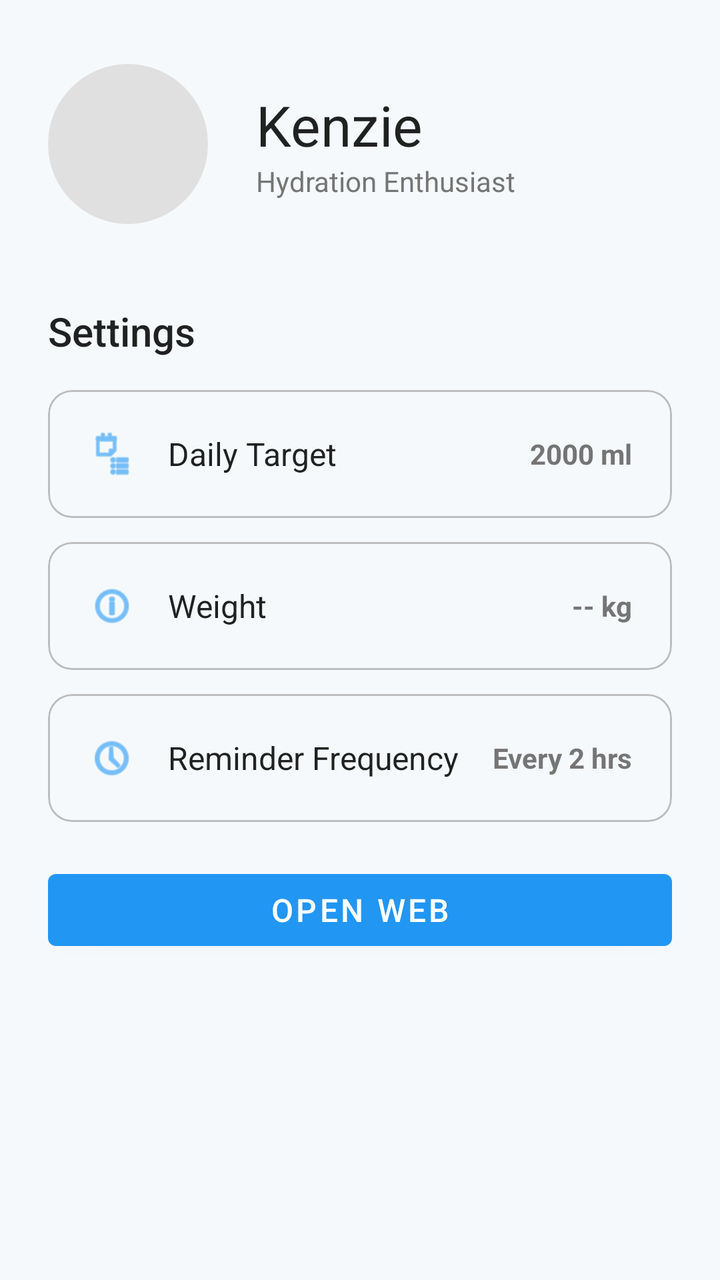
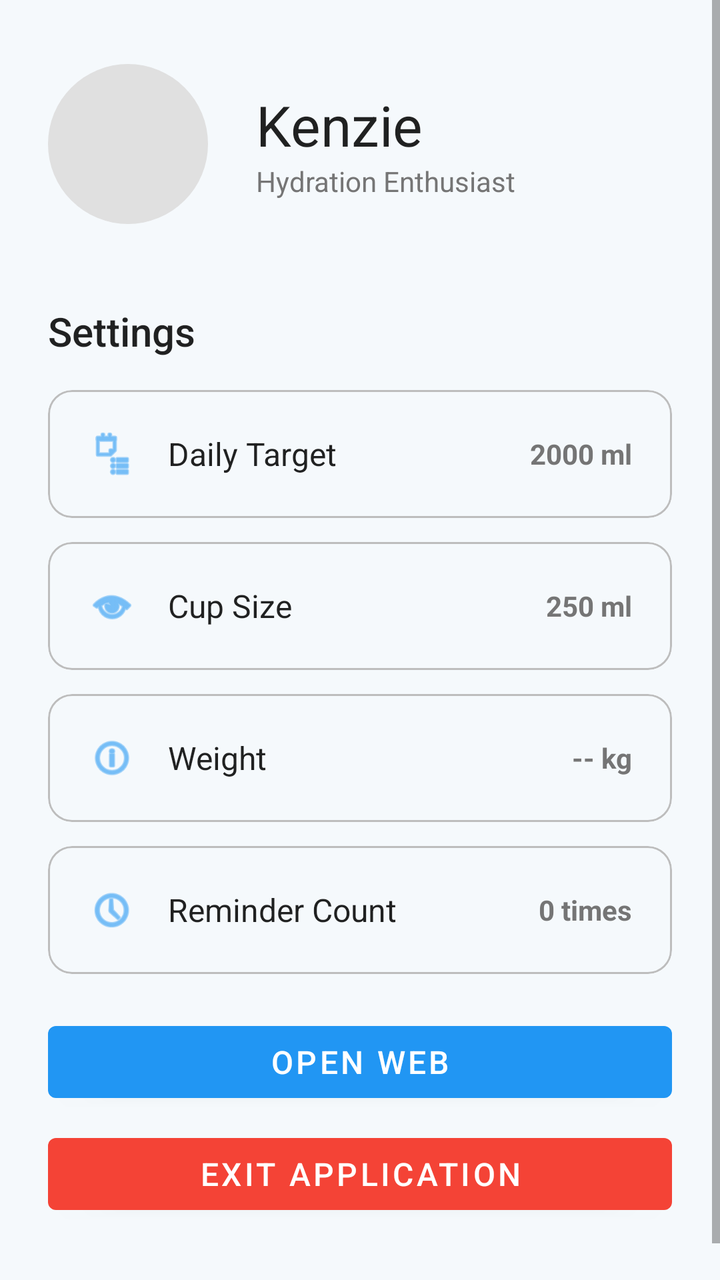

Two renders of the same Android screen: before a commit and after it. Below are the layout's source before the change and the commit's diff.
<!-- AndroidManifest.xml: application theme Theme.WaterTracker -->
<!-- res/layout/fragment_profile.xml -->
<?xml version="1.0" encoding="utf-8"?>
<ScrollView xmlns:android="http://schemas.android.com/apk/res/android"
    xmlns:app="http://schemas.android.com/apk/res-auto"
    xmlns:tools="http://schemas.android.com/tools"
    android:layout_width="match_parent"
    android:layout_height="match_parent"
    android:background="?android:attr/windowBackground"
    tools:context=".ProfileFragment">

    <androidx.constraintlayout.widget.ConstraintLayout
        android:layout_width="match_parent"
        android:layout_height="wrap_content">

        
        <LinearLayout
            android:id="@+id/profileHeader"
            android:layout_width="0dp"
            android:layout_height="wrap_content"
            android:orientation="horizontal"
            android:paddingStart="24dp"
            android:paddingEnd="24dp"
            android:paddingTop="32dp"
            android:paddingBottom="16dp"
            android:gravity="center_vertical"
            app:layout_constraintTop_toTopOf="parent"
            app:layout_constraintStart_toStartOf="parent"
            app:layout_constraintEnd_toEndOf="parent">

            
            <View
                android:id="@+id/avatarCircle"
                android:layout_width="80dp"
                android:layout_height="80dp"
                android:background="@drawable/avatar_placeholder_circle" />

            
            <LinearLayout
                android:layout_width="0dp"
                android:layout_height="wrap_content"
                android:layout_weight="1"
                android:orientation="vertical"
                android:layout_marginStart="24dp">

                <TextView
                    android:layout_width="wrap_content"
                    android:layout_height="wrap_content"
                    android:fontFamily="sans-serif-bold"
                    android:text="Kenzie"
                    android:textColor="?android:attr/textColorPrimary"
                    android:textSize="28sp" />

                <TextView
                    android:layout_width="wrap_content"
                    android:layout_height="wrap_content"
                    android:text="Hydration Enthusiast"
                    android:textColor="@color/water_text_secondary"
                    android:textSize="14sp" />
            </LinearLayout>
        </LinearLayout>

        
        
        <LinearLayout
            android:id="@+id/settingsList"
            android:layout_width="0dp"
            android:layout_height="wrap_content"
            android:orientation="vertical"
            android:paddingStart="24dp"
            android:paddingEnd="24dp"
            android:paddingTop="24dp"
            android:paddingBottom="48dp"
            app:layout_constraintTop_toBottomOf="@id/profileHeader"
            app:layout_constraintStart_toStartOf="parent"
            app:layout_constraintEnd_toEndOf="parent"
            app:layout_constraintBottom_toBottomOf="parent">

            <TextView
                android:layout_width="wrap_content"
                android:layout_height="wrap_content"
                android:fontFamily="sans-serif-medium"
                android:text="Settings"
                android:textColor="?android:attr/textColorPrimary"
                android:textSize="20sp"
                android:layout_marginBottom="16dp" />

            
            <com.google.android.material.card.MaterialCardView
                android:layout_width="match_parent"
                android:layout_height="wrap_content"
                android:layout_marginBottom="12dp"
                app:cardCornerRadius="12dp"
                app:cardElevation="0dp"
                app:strokeWidth="1dp"
                app:strokeColor="@color/water_divider"
                app:cardBackgroundColor="@android:color/transparent">

                <LinearLayout
                    android:layout_width="match_parent"
                    android:layout_height="wrap_content"
                    android:orientation="horizontal"
                    android:padding="20dp"
                    android:gravity="center_vertical">
                    
                    <ImageView
                        android:layout_width="24dp"
                        android:layout_height="24dp"
                        android:src="@android:drawable/ic_menu_agenda"
                        app:tint="@color/water_blue_primary" />

                    <TextView
                        android:layout_width="0dp"
                        android:layout_weight="1"
                        android:layout_height="wrap_content"
                        android:layout_marginStart="16dp"
                        android:text="Daily Target"
                        android:textSize="16sp"
                        android:textColor="?android:attr/textColorPrimary"/>

                    <TextView
                        android:layout_width="wrap_content"
                        android:layout_height="wrap_content"
                        android:text="2000 ml"
                        android:textStyle="bold"
                        android:textColor="@color/water_text_secondary"/>
                </LinearLayout>
            </com.google.android.material.card.MaterialCardView>

            
            <com.google.android.material.card.MaterialCardView
                android:layout_width="match_parent"
                android:layout_height="wrap_content"
                android:layout_marginBottom="12dp"
                app:cardCornerRadius="12dp"
                app:cardElevation="0dp"
                app:strokeWidth="1dp"
                app:strokeColor="@color/water_divider"
                app:cardBackgroundColor="@android:color/transparent">

                <LinearLayout
                    android:layout_width="match_parent"
                    android:layout_height="wrap_content"
                    android:orientation="horizontal"
                    android:padding="20dp"
                    android:gravity="center_vertical">
                    
                    <ImageView
                        android:layout_width="24dp"
                        android:layout_height="24dp"
                        android:src="@android:drawable/ic_menu_info_details"
                        app:tint="@color/water_blue_primary" />

                    <TextView
                        android:layout_width="0dp"
                        android:layout_weight="1"
                        android:layout_height="wrap_content"
                        android:layout_marginStart="16dp"
                        android:text="Weight"
                        android:textSize="16sp"
                        android:textColor="?android:attr/textColorPrimary"/>

                    <TextView
                        android:layout_width="wrap_content"
                        android:layout_height="wrap_content"
                        android:text="-- kg"
                        android:textStyle="bold"
                        android:textColor="@color/water_text_secondary"/>
                </LinearLayout>
            </com.google.android.material.card.MaterialCardView>

            
            <com.google.android.material.card.MaterialCardView
                android:layout_width="match_parent"
                android:layout_height="wrap_content"
                android:layout_marginBottom="12dp"
                app:cardCornerRadius="12dp"
                app:cardElevation="0dp"
                app:strokeWidth="1dp"
                app:strokeColor="@color/water_divider"
                app:cardBackgroundColor="@android:color/transparent">

                <LinearLayout
                    android:layout_width="match_parent"
                    android:layout_height="wrap_content"
                    android:orientation="horizontal"
                    android:padding="20dp"
                    android:gravity="center_vertical">
                    
                    <ImageView
                        android:layout_width="24dp"
                        android:layout_height="24dp"
                        android:src="@android:drawable/ic_menu_recent_history"
                        app:tint="@color/water_blue_primary" />

                    <TextView
                        android:layout_width="0dp"
                        android:layout_weight="1"
                        android:layout_height="wrap_content"
                        android:layout_marginStart="16dp"
                        android:text="Reminder Frequency"
                        android:textSize="16sp"
                        android:textColor="?android:attr/textColorPrimary"/>

                    <TextView
                        android:layout_width="wrap_content"
                        android:layout_height="wrap_content"
                        android:text="Every 2 hrs"
                        android:textStyle="bold"
                        android:textColor="@color/water_text_secondary"/>
                </LinearLayout>
            </com.google.android.material.card.MaterialCardView>

            
            <com.google.android.material.button.MaterialButton
                android:id="@+id/btnOpenWeb"
                android:layout_width="match_parent"
                android:layout_height="wrap_content"
                android:layout_marginTop="8dp"
                android:text="Open Web"
                android:textSize="16sp" />

        </LinearLayout>
    </androidx.constraintlayout.widget.ConstraintLayout>
</ScrollView>
<!-- resources referenced by this layout -->
<resources>
  <color name="water_blue_primary">#2196F3</color>
  <color name="water_divider">#BDBDBD</color>
  <color name="water_text_secondary">#757575</color>
  <!-- drawable avatar_placeholder_circle (drawable) -->
  <?xml version="1.0" encoding="utf-8"?>
  <shape xmlns:android="http://schemas.android.com/apk/res/android"
      android:shape="oval">
      <solid android:color="@color/water_placeholder_light" />
  </shape>
  <style name="Theme.WaterTracker" parent="Theme.MaterialComponents.DayNight.NoActionBar">
          
          <item name="colorPrimary">@color/water_blue_primary</item>
          <item name="colorPrimaryVariant">@color/water_blue_dark</item>
          <item name="colorOnPrimary">@color/water_white</item>
          
          <item name="colorSecondary">@color/water_blue_accent</item>
          <item name="colorSecondaryVariant">@color/water_blue_accent_light</item>
          <item name="colorOnSecondary">@color/water_white</item>
          
          <item name="android:statusBarColor">?attr/colorPrimaryVariant</item>
          
          <item name="android:windowBackground">@color/water_bg_light</item>
          <item name="colorSurface">@color/water_white</item>
      </style>
  <color name="water_placeholder_light">#E0E0E0</color>
  <color name="water_blue_dark">#1976D2</color>
  <color name="water_white">#FFFFFF</color>
  <color name="water_blue_accent">#00BCD4</color>
  <color name="water_blue_accent_light">#81D4FA</color>
  <color name="water_bg_light">#F5F9FC</color>
</resources>

<!-- the commit's change to res/layout/fragment_profile.xml (unified diff, before → after) -->
@@ -26,14 +26,12 @@
             app:layout_constraintStart_toStartOf="parent"
             app:layout_constraintEnd_toEndOf="parent">
 
-            
             <View
                 android:id="@+id/avatarCircle"
                 android:layout_width="80dp"
                 android:layout_height="80dp"
                 android:background="@drawable/avatar_placeholder_circle" />
 
-            
             <LinearLayout
                 android:layout_width="0dp"
                 android:layout_height="wrap_content"
@@ -58,8 +56,6 @@
             </LinearLayout>
         </LinearLayout>
 
-        
-        
         <LinearLayout
             android:id="@+id/settingsList"
             android:layout_width="0dp"
@@ -85,6 +81,7 @@
 
             
             <com.google.android.material.card.MaterialCardView
+                android:id="@+id/cardDailyTarget"
                 android:layout_width="match_parent"
                 android:layout_height="wrap_content"
                 android:layout_marginBottom="12dp"
@@ -117,6 +114,7 @@
                         android:textColor="?android:attr/textColorPrimary"/>
 
                     <TextView
+                        android:id="@+id/tvDailyTargetValue"
                         android:layout_width="wrap_content"
                         android:layout_height="wrap_content"
                         android:text="2000 ml"
@@ -127,6 +125,51 @@
 
             
             <com.google.android.material.card.MaterialCardView
+                android:id="@+id/cardCupSize"
+                android:layout_width="match_parent"
+                android:layout_height="wrap_content"
+                android:layout_marginBottom="12dp"
+                app:cardCornerRadius="12dp"
+                app:cardElevation="0dp"
+                app:strokeWidth="1dp"
+                app:strokeColor="@color/water_divider"
+                app:cardBackgroundColor="@android:color/transparent">
+
+                <LinearLayout
+                    android:layout_width="match_parent"
+                    android:layout_height="wrap_content"
+                    android:orientation="horizontal"
+                    android:padding="20dp"
+                    android:gravity="center_vertical">
+
+                    <ImageView
+                        android:layout_width="24dp"
+                        android:layout_height="24dp"
+                        android:src="@android:drawable/ic_menu_view"
+                        app:tint="@color/water_blue_primary" />
+
+                    <TextView
+                        android:layout_width="0dp"
+                        android:layout_weight="1"
+                        android:layout_height="wrap_content"
+                        android:layout_marginStart="16dp"
+                        android:text="Cup Size"
+                        android:textSize="16sp"
+                        android:textColor="?android:attr/textColorPrimary"/>
+
+                    <TextView
+                        android:id="@+id/tvCupSizeValue"
+                        android:layout_width="wrap_content"
+                        android:layout_height="wrap_content"
+                        android:text="250 ml"
+                        android:textStyle="bold"
+                        android:textColor="@color/water_text_secondary"/>
+                </LinearLayout>
+            </com.google.android.material.card.MaterialCardView>
+
+            
+            <com.google.android.material.card.MaterialCardView
+                android:id="@+id/cardWeight"
                 android:layout_width="match_parent"
                 android:layout_height="wrap_content"
                 android:layout_marginBottom="12dp"
@@ -159,6 +202,7 @@
                         android:textColor="?android:attr/textColorPrimary"/>
 
                     <TextView
+                        android:id="@+id/tvWeightValue"
                         android:layout_width="wrap_content"
                         android:layout_height="wrap_content"
                         android:text="-- kg"
@@ -169,6 +213,7 @@
 
             
             <com.google.android.material.card.MaterialCardView
+                android:id="@+id/cardReminderFrequency"
                 android:layout_width="match_parent"
                 android:layout_height="wrap_content"
                 android:layout_marginBottom="12dp"
@@ -196,14 +241,15 @@
                         android:layout_weight="1"
                         android:layout_height="wrap_content"
                         android:layout_marginStart="16dp"
-                        android:text="Reminder Frequency"
-                        android:textSize="16sp"
-                        android:textColor="?android:attr/textColorPrimary"/>
-
-                    <TextView
-                        android:layout_width="wrap_content"
-                        android:layout_height="wrap_content"
-                        android:text="Every 2 hrs"
+                        android:text="Reminder Count"
+                        android:textSize="16sp"
+                        android:textColor="?android:attr/textColorPrimary"/>
+
+                    <TextView
+                        android:id="@+id/tvReminderFrequencyValue"
+                        android:layout_width="wrap_content"
+                        android:layout_height="wrap_content"
+                        android:text="0 times"
                         android:textStyle="bold"
                         android:textColor="@color/water_text_secondary"/>
                 </LinearLayout>
@@ -218,6 +264,16 @@
                 android:text="Open Web"
                 android:textSize="16sp" />
 
+            
+            <com.google.android.material.button.MaterialButton
+                android:id="@+id/btnExit"
+                android:layout_width="match_parent"
+                android:layout_height="wrap_content"
+                android:layout_marginTop="8dp"
+                android:text="Exit Application"
+                android:textSize="16sp"
+                app:backgroundTint="#F44336" />
+
         </LinearLayout>
     </androidx.constraintlayout.widget.ConstraintLayout>
 </ScrollView>
